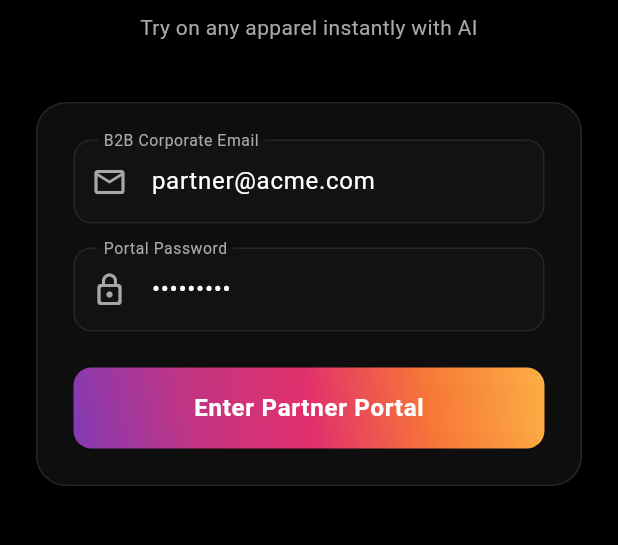
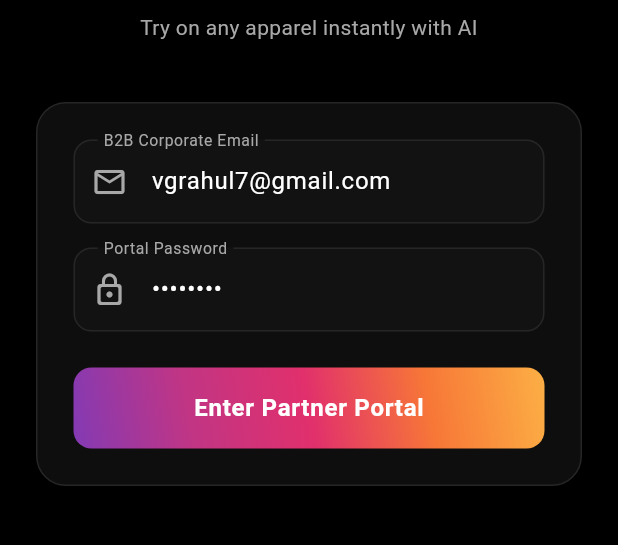
Before and after one commit to vrahul7/snapntry-ai, a Flutter app: the screen it shows after launch, on a phone screen of 412 x 824 dp, the part 495-1040 px from its top. Run offline on Flutter 3.47's test engine with Material 3 defaults, Android fonts, the phone set to English and light mode, and no system bars; our stand-ins replace cloud_firestore, cloud_functions, firebase_auth, firebase_core, firebase_storage, hive_flutter and 1 more; accounts and stored records are empty.

Commit message:
Update default credentials in login screen for frictionless authentication

```diff
--- a/lib/views/auth/login_screen.dart
+++ b/lib/views/auth/login_screen.dart
@@ -14,8 +14,8 @@ class LoginScreen extends StatefulWidget {
 
 class _LoginScreenState extends State<LoginScreen> {
   final _formKey = GlobalKey<FormState>();
-  final _emailController = TextEditingController(text: 'partner@acme.com');
-  final _passwordController = TextEditingController(text: 'secret123');
+  final _emailController = TextEditingController(text: 'vgrahul7@gmail.com');
+  final _passwordController = TextEditingController(text: '12345679');
   bool _isLoading = false;
   String? _errorMessage;
   StreamSubscription<UserModel?>? _authSubscription;
```
